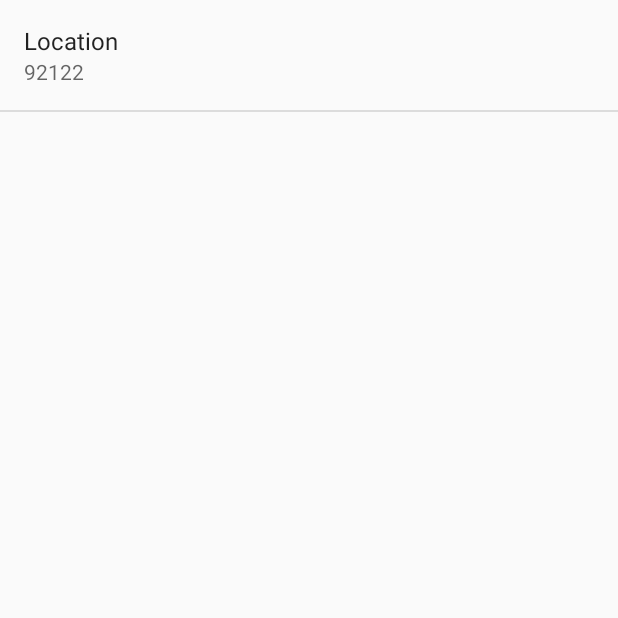
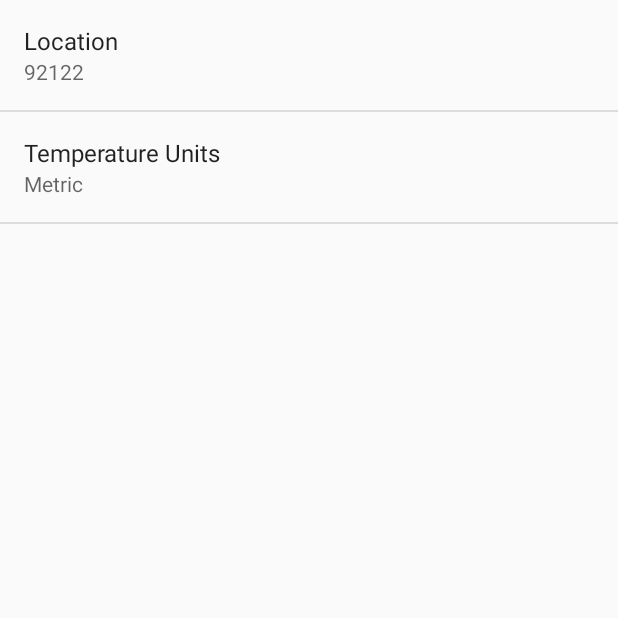
Before and after one commit to qwtran/Sunshine, an Android app: the SettingsActivity screen opened directly, with no data from a screen before it, on a phone screen of 412 x 824 dp, the top half of it. Run offline under Robolectric (Android 15) with nearby library versions, the phone set to English and light mode, and no system bars.

Commit message:
Add temperature unit change in settings

```diff
--- a/app/src/main/java/com/example/android/sunshine/SettingsActivity.java
+++ b/app/src/main/java/com/example/android/sunshine/SettingsActivity.java
@@ -28,6 +28,7 @@ public class SettingsActivity extends PreferenceActivity
         // For all preferences, attach an OnPreferenceChangeListener so the UI summary can be
         // updated when the preference changes.
         bindPreferenceSummaryToValue(findPreference(getString(R.string.pref_location_key)));
+        bindPreferenceSummaryToValue(findPreference(getString(R.string.pref_units_key)));
     }
 
     /**
--- /dev/null
+++ b/app/src/main/res/values/arrays.xml
@@ -0,0 +1,13 @@
+<?xml version="1.0" encoding="utf-8"?>
+<resources>
+
+    <string-array name="pref_units_options">
+        <item>@string/pref_units_label_metric</item>
+        <item>@string/pref_units_label_imperial</item>
+    </string-array>
+
+    <string-array name="pref_units_values">
+        <item>@string/pref_units_metric</item>
+        <item>@string/pref_units_imperial</item>
+    </string-array>
+</resources>
--- a/app/src/main/res/values/strings.xml
+++ b/app/src/main/res/values/strings.xml
@@ -13,4 +13,24 @@
 
     <!-- Default postal code for location preference [CHAR LIMIT=NONE] -->
     <string name="pref_location_default" translatable="false">92122</string>
+
+
+    <!-- Label for the temperature units preference [CHAR LIMIT=30] -->
+    <string name="pref_units_label">Temperature Units</string>
+
+    <!-- Label for metric option in temperature unit preference [CHAR LIMIT=25] -->
+    <string name="pref_units_label_metric">Metric</string>
+
+    <!-- Label for imperial option in temperature unit preference [CHAR LIMIT=25] -->
+    <string name="pref_units_label_imperial">Imperial</string>
+
+    <!-- Key name for temperature unit preference in SharedPreferences [CHAR LIMIT=NONE] -->
+    <string name="pref_units_key" translatable="false">units</string>
+
+    <!-- Value in SharedPreferences for metric temperature unit option [CHAR LIMIT=NONE] -->
+    <string name="pref_units_metric" translatable="false">metric</string>
+
+    <!-- Value in SharedPreferences for imperial temperature unit option [CHAR LIMIT=NONE] -->
+    <string name="pref_units_imperial" translatable="false">imperial</string>
+
 </resources>
--- a/app/src/main/res/xml/pref_general.xml
+++ b/app/src/main/res/xml/pref_general.xml
@@ -10,4 +10,12 @@
         android:defaultValue="@string/pref_location_default"
         android:inputType="text"
         android:singleLine="true" />
+
+    <ListPreference
+        android:title="@string/pref_units_label"
+        android:key="@string/pref_units_key"
+        android:defaultValue="@string/pref_units_metric"
+        android:entryValues="@array/pref_units_values"
+        android:entries="@array/pref_units_options" />
+
 </PreferenceScreen>
```
Also changed, not shown: app/src/main/java/com/example/android/sunshine/ForecastFragment.java (+22 -2 lines).
